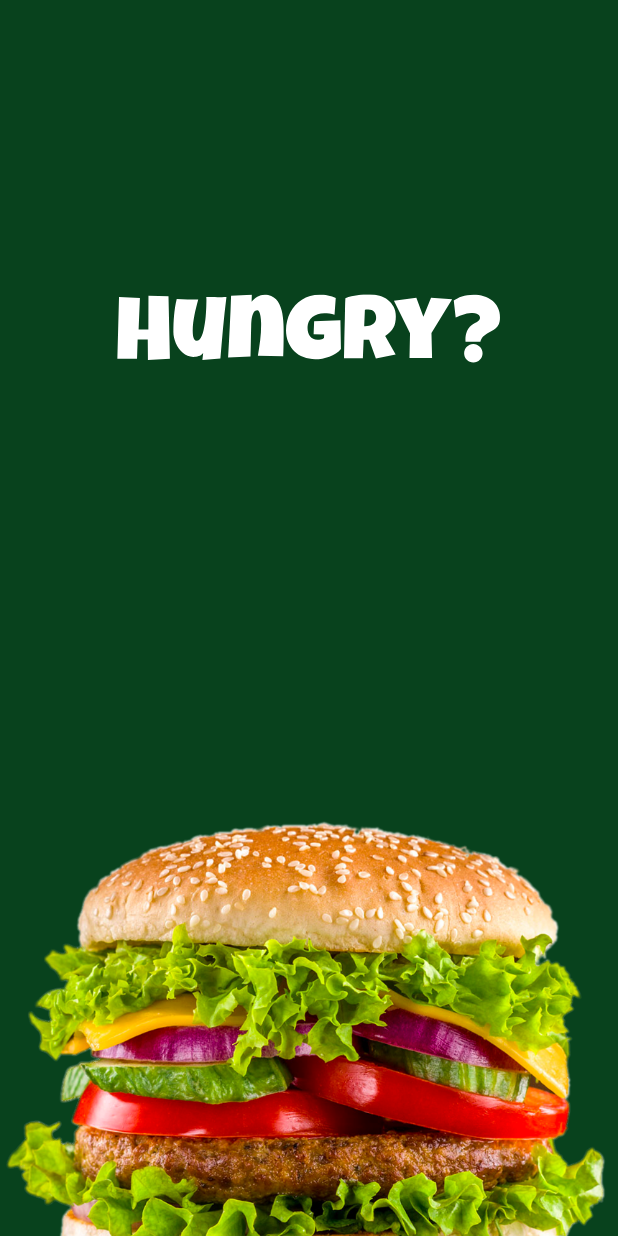
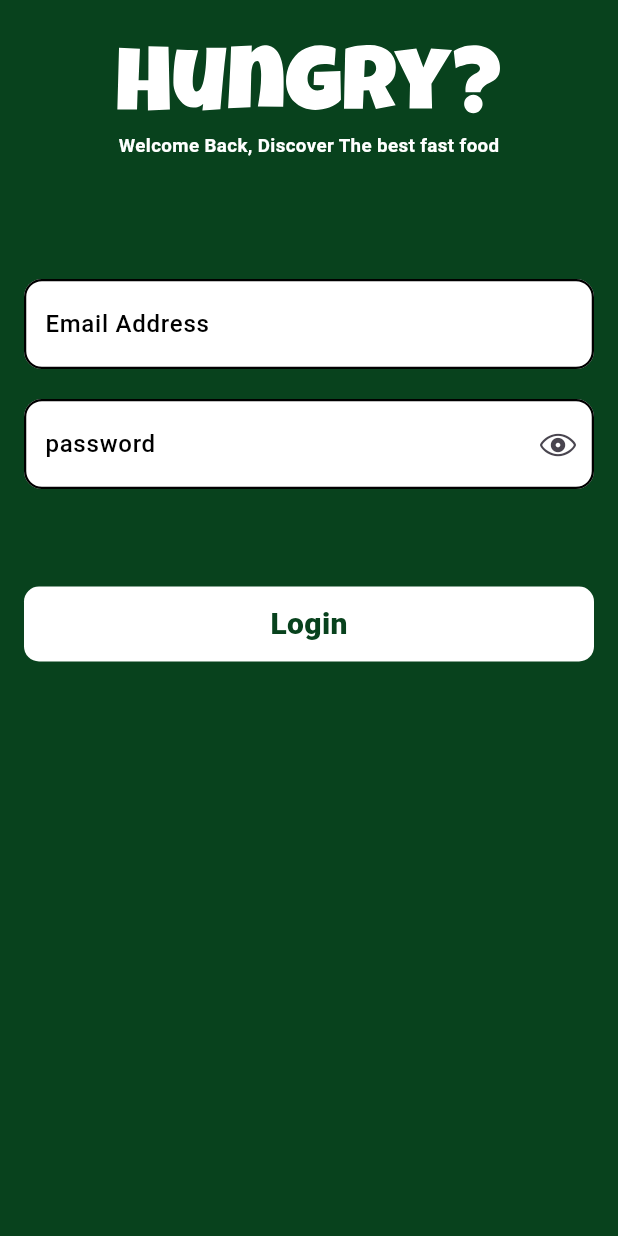
Before and after one commit to AhmedAbdelgawadHassan/Hungry_App, a Flutter app: the screen it shows after launch, on a phone screen of 412 x 824 dp. Run offline on Flutter 3.47's test engine with Material 3 defaults, Android fonts, the phone set to English and light mode, and no system bars; our stand-ins replace flutter_svg, gap.

Commit message:
finish login view

```diff
--- a/lib/features/auth/views/login_view.dart
+++ b/lib/features/auth/views/login_view.dart
@@ -0,0 +1,86 @@
+// ignore_for_file: must_be_immutable
+
+import 'package:flutter/material.dart';
+import 'package:flutter_svg/svg.dart';
+import 'package:gap/gap.dart';
+import 'package:hungry/core/constants/app_colors.dart';
+import 'package:hungry/shared/custom_text.dart';
+import 'package:hungry/shared/custom_textformfield.dart';
+
+class LoginView extends StatelessWidget {
+  LoginView({super.key});
+  TextEditingController emailcontroller = TextEditingController();
+  TextEditingController passwordcontroller = TextEditingController();
+  final GlobalKey<FormState> _formkey = GlobalKey<FormState>();
+
+  @override
+  Widget build(BuildContext context) {
+    return SafeArea(
+      child: GestureDetector(
+        onTap: () => FocusScope.of(
+          context,
+        ).unfocus(), // when click on any area of scaffold , the foucs on textformfield removed
+        child: Scaffold(
+          backgroundColor: AppColors.primaryColor,
+          body: Center(
+            child: Padding(
+              padding: EdgeInsets.symmetric(horizontal: 16),
+              child: Form(
+                key: _formkey,
+                child: Column(
+                  // crossAxisAlignment: CrossAxisAlignment.center,
+                  children: [
+                    Gap(30),
+                    SvgPicture.asset('assets/logo/Hungry_.svg'),
+                    Gap(12),
+                    CustomText(
+                      text: 'Welcome Back, Discover The best fast food',
+                      color: Colors.white,
+                      fontWeight: FontWeight.bold,
+                      fontSize: 12.5,
+                    ),
+                    Gap(80),
+                    CustomTextformfield(
+                      controller: emailcontroller,
+                      hintText: 'Email Address',
+                      ispassword: false,
+                    ),
+                    Gap(20),
+                    CustomTextformfield(
+                      controller: passwordcontroller,
+                      hintText: 'password',
+                      ispassword: true,
+                    ),
+                    Gap(65),
+                    GestureDetector(
+                      onTap: () {
+                        if (_formkey.currentState!.validate()) {
+                          print('success');
+                        }
+                      },
+                      child: Container(
+                        alignment: Alignment.center,
+                        width: double.infinity,
+                        height: 50,
+                        decoration: BoxDecoration(
+                          color: Colors.white,
+                          borderRadius: BorderRadius.circular(10),
+                        ),
+                        child: CustomText(
+                          text: 'Login',
+                          color: AppColors.primaryColor,
+                          fontSize: 20,
+                          fontWeight: FontWeight.w800,
+                        ),
+                      ),
+                    ),
+                  ],
+                ),
+              ),
+            ),
+          ),
+        ),
+      ),
+    );
+  }
+}
--- a/lib/main.dart
+++ b/lib/main.dart
@@ -1,4 +1,5 @@
 import 'package:flutter/material.dart';
+import 'package:hungry/features/auth/views/login_view.dart';
 import 'package:hungry/features/auth/views/splash_view.dart';
 
 void main()
@@ -13,7 +14,7 @@ class HungryApp extends StatelessWidget {
   Widget build(BuildContext context) {
     return MaterialApp(
       debugShowCheckedModeBanner: false,
-      home: SplashView(),
+      home: LoginView(),
     );
   }
 }
--- /dev/null
+++ b/lib/shared/custom_text.dart
@@ -0,0 +1,22 @@
+import 'package:flutter/material.dart';
+
+class CustomText extends StatelessWidget {
+  const CustomText({super.key, required this.text, this.color=Colors.white, this.fontWeight=FontWeight.bold,  this.fontSize=13});
+  final String text;
+  final Color? color;
+ final  FontWeight? fontWeight;
+ final double? fontSize;
+
+  @override
+  Widget build(BuildContext context) {
+    return  Text(
+     text,
+     style: TextStyle(
+      fontWeight: fontWeight,
+      color: color,
+      fontSize: fontSize
+     ),
+
+    );
+  }
+}
--- /dev/null
+++ b/lib/shared/custom_textformfield.dart
@@ -0,0 +1,64 @@
+import 'package:flutter/cupertino.dart';
+import 'package:flutter/material.dart';
+
+class CustomTextformfield extends StatefulWidget {
+  const CustomTextformfield({super.key, required this.hintText, required this.ispassword,required this.controller, });
+  final String hintText;
+  final bool ispassword ;
+  final TextEditingController controller;
+
+  @override
+  State<CustomTextformfield> createState() => _CustomTextformfieldState();
+}
+
+class _CustomTextformfieldState extends State<CustomTextformfield> {
+  late bool _obsecureText;
+  @override
+  void initState() {
+    _obsecureText=widget.ispassword;
+    super.initState();
+  }
+  @override
+  Widget build(BuildContext context) {
+    return TextFormField(
+      controller:widget.controller ,
+      cursorColor: Colors.black,
+      cursorHeight: 20,
+    decoration: InputDecoration(
+      suffixIcon:widget.ispassword==true? GestureDetector(
+        onTap: () {
+          setState(() {
+            _obsecureText =! _obsecureText;
+          });
+        },
+        child: Icon(CupertinoIcons.eye)):null,
+      enabledBorder: OutlineInputBorder(
+        borderSide: BorderSide(color: Colors.black,width: 1.5),
+        borderRadius: BorderRadius.circular(12),
+      ),
+       focusedBorder: OutlineInputBorder(
+        borderSide: BorderSide(color: Colors.black,width: 1.5),
+        borderRadius: BorderRadius.circular(12),
+      ),
+
+      hintText: widget.hintText,
+      hintStyle: TextStyle(
+        fontWeight: FontWeight.w500,
+        color: Colors.black
+      ),
+      fillColor: Colors.white,
+      filled: true,
+      contentPadding: EdgeInsets.symmetric(vertical: 18,horizontal: 10),
+    ),
+    validator: (value) {
+      if(value==null||value.isEmpty)
+      {
+        return 'Please Fill ${widget.hintText}';
+      }
+      return null;
+    },
+    obscureText: _obsecureText,
+
+    );
+  }
+}
```
